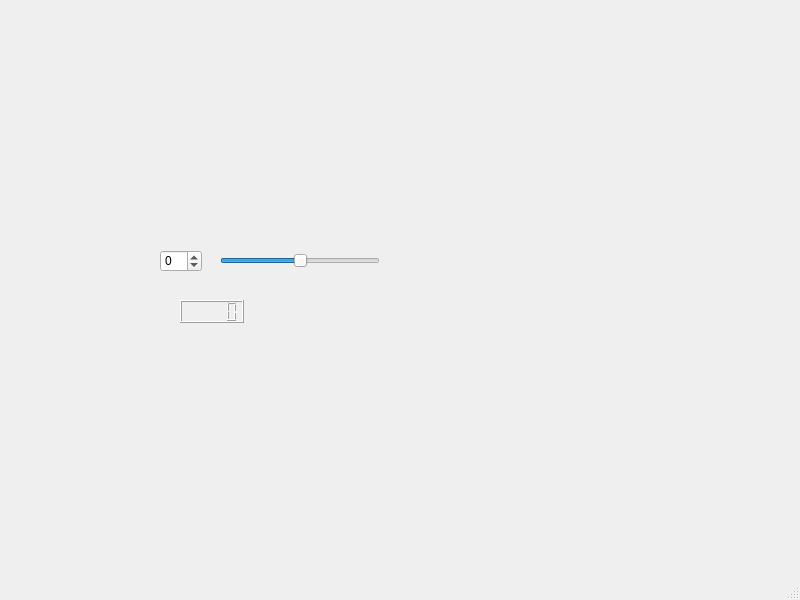
This is mainwindow.ui in moonbyul002/Spinbox as Qt 5 draws it before an edit. The edited form follows.
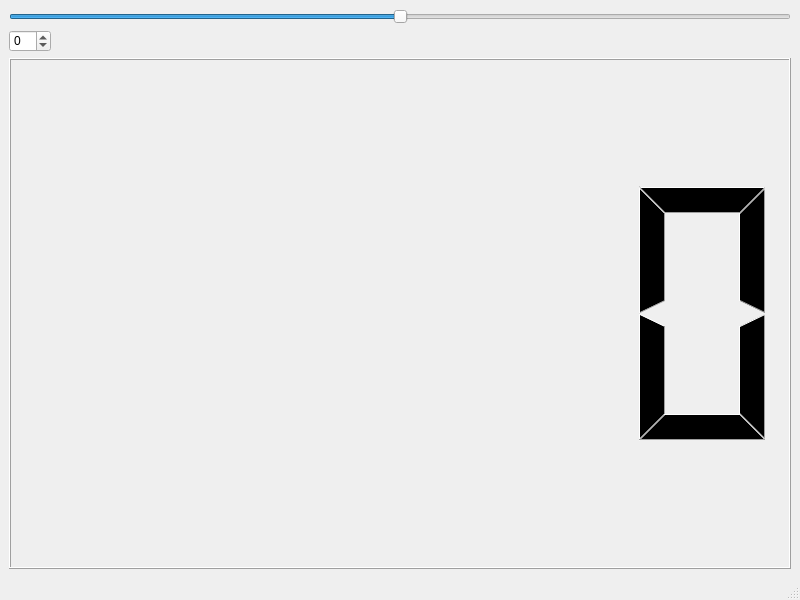
This is the edited form.

Commit message: Project Complet 01

```diff
--- a/mainwindow.ui
+++ b/mainwindow.ui
@@ -14,15 +14,11 @@
    <string>MainWindow</string>
   </property>
   <widget class="QWidget" name="centralwidget">
+   <layout class="QVBoxLayout" name="verticalLayout_2">
+    <item>
+     <layout class="QVBoxLayout" name="verticalLayout">
+      <item>
    <widget class="QSlider" name="horizontalSlider">
-    <property name="geometry">
-     <rect>
-      <x>220</x>
-      <y>250</y>
-      <width>160</width>
-      <height>22</height>
-     </rect>
-    </property>
     <property name="minimum">
      <number>-100</number>
     </property>
@@ -33,15 +29,9 @@
      <enum>Qt::Orientation::Horizontal</enum>
     </property>
    </widget>
+      </item>
+      <item>
    <widget class="QSpinBox" name="spinBox">
-    <property name="geometry">
-     <rect>
-      <x>160</x>
-      <y>250</y>
-      <width>42</width>
-      <height>22</height>
-     </rect>
-    </property>
     <property name="maximumSize">
      <size>
       <width>42</width>
@@ -55,16 +45,13 @@
      <number>100</number>
     </property>
    </widget>
-   <widget class="QLCDNumber" name="lcdNumber">
-    <property name="geometry">
-     <rect>
-      <x>180</x>
-      <y>300</y>
-      <width>64</width>
-      <height>23</height>
-     </rect>
-    </property>
-   </widget>
+      </item>
+      <item>
+       <widget class="QLCDNumber" name="lcdNumber"/>
+      </item>
+     </layout>
+    </item>
+   </layout>
   </widget>
   <widget class="QMenuBar" name="menubar">
    <property name="geometry">
```
Left out of the diff: 40 changed lines with no effect on the pictures. Lines whose indentation alone changed are shown as unchanged.
